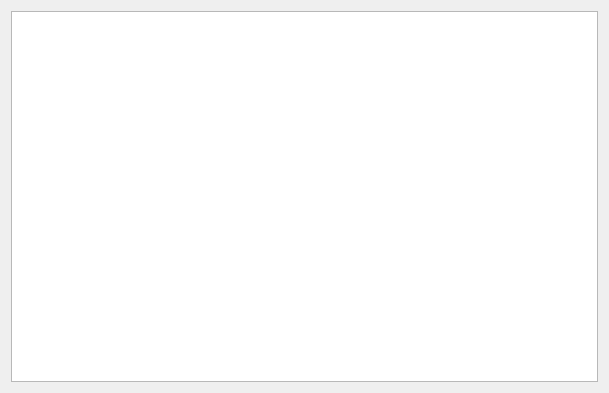
pliniofpa/Profiles_Project, file editcustumerdialog.ui: the form before one commit.
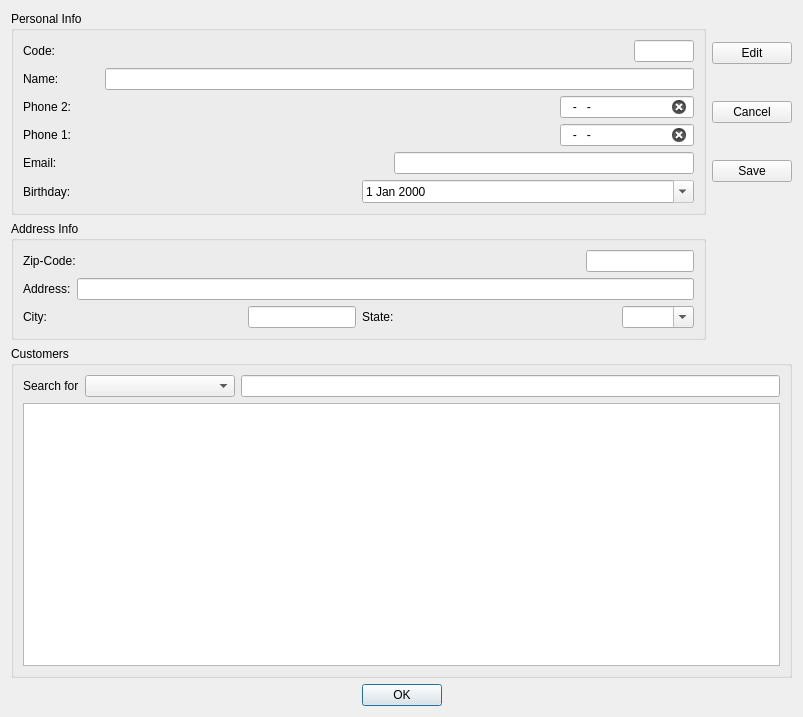
The form after the commit. Icons and pictures are not drawn.

Commit message: Customer Edit Screen being Created Signed-off-by: Plínio Andrade <pliniofernando@hotmail.com>

Diff of the .ui file:
```diff
--- a/editcustumerdialog.ui
+++ b/editcustumerdialog.ui
@@ -6,16 +6,377 @@
    <rect>
     <x>0</x>
     <y>0</y>
-    <width>609</width>
-    <height>393</height>
+    <width>803</width>
+    <height>717</height>
    </rect>
   </property>
   <property name="windowTitle">
    <string>Edit Custumer</string>
   </property>
-  <layout class="QGridLayout" name="gridLayout">
-   <item row="0" column="0">
-    <widget class="QTableView" name="customer_tableView"/>
+  <layout class="QGridLayout" name="gridLayout_4">
+   <item row="2" column="0">
+    <widget class="QGroupBox" name="groupBox_2">
+     <property name="title">
+      <string>Address Info</string>
+     </property>
+     <layout class="QGridLayout" name="gridLayout_2">
+      <item row="0" column="0">
+       <layout class="QHBoxLayout" name="horizontalLayout_6">
+        <item>
+         <widget class="QLabel" name="label_6">
+          <property name="text">
+           <string>Zip-Code:</string>
+          </property>
+          <property name="buddy">
+           <cstring>zip_code_lineEdit_6</cstring>
+          </property>
+         </widget>
+        </item>
+        <item alignment="Qt::AlignRight">
+         <widget class="QLineEdit" name="zip_code_lineEdit_6">
+          <property name="inputMask">
+           <string>99999</string>
+          </property>
+          <property name="clearButtonEnabled">
+           <bool>true</bool>
+          </property>
+         </widget>
+        </item>
+       </layout>
+      </item>
+      <item row="1" column="0">
+       <layout class="QHBoxLayout" name="horizontalLayout_5">
+        <item>
+         <widget class="QLabel" name="label_5">
+          <property name="text">
+           <string>Address:</string>
+          </property>
+          <property name="buddy">
+           <cstring>address_lineEdit_5</cstring>
+          </property>
+         </widget>
+        </item>
+        <item>
+         <widget class="QLineEdit" name="address_lineEdit_5">
+          <property name="clearButtonEnabled">
+           <bool>true</bool>
+          </property>
+         </widget>
+        </item>
+       </layout>
+      </item>
+      <item row="2" column="0">
+       <layout class="QHBoxLayout" name="horizontalLayout_9">
+        <item>
+         <layout class="QHBoxLayout" name="horizontalLayout_8">
+          <item alignment="Qt::AlignLeft">
+           <widget class="QLabel" name="label_8">
+            <property name="text">
+             <string>City:</string>
+            </property>
+            <property name="buddy">
+             <cstring>city_lineEdit_7</cstring>
+            </property>
+           </widget>
+          </item>
+          <item alignment="Qt::AlignRight">
+           <widget class="QLineEdit" name="city_lineEdit_7">
+            <property name="text">
+             <string/>
+            </property>
+            <property name="clearButtonEnabled">
+             <bool>true</bool>
+            </property>
+           </widget>
+          </item>
+         </layout>
+        </item>
+        <item>
+         <layout class="QHBoxLayout" name="horizontalLayout_7">
+          <item alignment="Qt::AlignLeft">
+           <widget class="QLabel" name="label_7">
+            <property name="text">
+             <string>State:</string>
+            </property>
+            <property name="buddy">
+             <cstring>state_comboBox</cstring>
+            </property>
+           </widget>
+          </item>
+          <item alignment="Qt::AlignRight">
+           <widget class="QComboBox" name="state_comboBox">
+            <property name="editable">
+             <bool>true</bool>
+            </property>
+           </widget>
+          </item>
+         </layout>
+        </item>
+       </layout>
+      </item>
+     </layout>
+    </widget>
+   </item>
+   <item row="1" column="0">
+    <widget class="QGroupBox" name="groupBox">
+     <property name="title">
+      <string>Personal Info</string>
+     </property>
+     <layout class="QGridLayout" name="gridLayout">
+      <item row="5" column="0">
+       <layout class="QHBoxLayout" name="horizontalLayout_10">
+        <item alignment="Qt::AlignLeft">
+         <widget class="QLabel" name="label_9">
+          <property name="text">
+           <string>Birthday:</string>
+          </property>
+          <property name="buddy">
+           <cstring>email_lineEdit_4</cstring>
+          </property>
+         </widget>
+        </item>
+        <item>
+         <widget class="QDateEdit" name="birthday_dateEdit">
+          <property name="readOnly">
+           <bool>true</bool>
+          </property>
+          <property name="calendarPopup">
+           <bool>true</bool>
+          </property>
+         </widget>
+        </item>
+       </layout>
+      </item>
+      <item row="1" column="0">
+       <layout class="QHBoxLayout" name="horizontalLayout">
+        <item alignment="Qt::AlignLeft">
+         <widget class="QLabel" name="label">
+          <property name="text">
+           <string>Name:</string>
+          </property>
+         </widget>
+        </item>
+        <item>
+         <spacer name="horizontalSpacer_2">
+          <property name="orientation">
+           <enum>Qt::Horizontal</enum>
+          </property>
+          <property name="sizeType">
+           <enum>QSizePolicy::Fixed</enum>
+          </property>
+          <property name="sizeHint" stdset="0">
+           <size>
+            <width>40</width>
+            <height>20</height>
+           </size>
+          </property>
+         </spacer>
+        </item>
+        <item>
+         <widget class="QLineEdit" name="name_lineEdit_2"/>
+        </item>
+       </layout>
+      </item>
+      <item row="2" column="0">
+       <layout class="QHBoxLayout" name="horizontalLayout_3">
+        <item alignment="Qt::AlignLeft">
+         <widget class="QLabel" name="label_3">
+          <property name="text">
+           <string>Phone 2: </string>
+          </property>
+          <property name="buddy">
+           <cstring>phone2_lineEdit_3</cstring>
+          </property>
+         </widget>
+        </item>
+        <item alignment="Qt::AlignRight">
+         <widget class="QLineEdit" name="phone2_lineEdit_3">
+          <property name="inputMask">
+           <string>999-999-9999</string>
+          </property>
+          <property name="clearButtonEnabled">
+           <bool>true</bool>
+          </property>
+         </widget>
+        </item>
+       </layout>
+      </item>
+      <item row="3" column="0">
+       <layout class="QHBoxLayout" name="horizontalLayout_2">
+        <item alignment="Qt::AlignLeft">
+         <widget class="QLabel" name="label_2">
+          <property name="text">
+           <string>Phone 1: </string>
+          </property>
+          <property name="buddy">
+           <cstring>phone1_lineEdit_2</cstring>
+          </property>
+         </widget>
+        </item>
+        <item alignment="Qt::AlignRight">
+         <widget class="QLineEdit" name="phone1_lineEdit_2">
+          <property name="inputMask">
+           <string>999-999-9999</string>
+          </property>
+          <property name="clearButtonEnabled">
+           <bool>true</bool>
+          </property>
+         </widget>
+        </item>
+       </layout>
+      </item>
+      <item row="4" column="0">
+       <layout class="QHBoxLayout" name="horizontalLayout_4">
+        <item alignment="Qt::AlignLeft">
+         <widget class="QLabel" name="label_4">
+          <property name="text">
+           <string>Email:</string>
+          </property>
+          <property name="buddy">
+           <cstring>email_lineEdit_4</cstring>
+          </property>
+         </widget>
+        </item>
+        <item alignment="Qt::AlignRight">
+         <widget class="QLineEdit" name="email_lineEdit_4">
+          <property name="minimumSize">
+           <size>
+            <width>300</width>
+            <height>0</height>
+           </size>
+          </property>
+          <property name="inputMask">
+           <string/>
+          </property>
+          <property name="clearButtonEnabled">
+           <bool>true</bool>
+          </property>
+         </widget>
+        </item>
+       </layout>
+      </item>
+      <item row="0" column="0">
+       <layout class="QHBoxLayout" name="horizontalLayout_11">
+        <item>
+         <widget class="QLabel" name="label_10">
+          <property name="text">
+           <string>Code:</string>
+          </property>
+         </widget>
+        </item>
+        <item>
+         <spacer name="horizontalSpacer">
+          <property name="orientation">
+           <enum>Qt::Horizontal</enum>
+          </property>
+          <property name="sizeHint" stdset="0">
+           <size>
+            <width>40</width>
+            <height>20</height>
+           </size>
+          </property>
+         </spacer>
+        </item>
+        <item>
+         <widget class="QLineEdit" name="lineEdit">
+          <property name="maximumSize">
+           <size>
+            <width>60</width>
+            <height>16777215</height>
+           </size>
+          </property>
+          <property name="readOnly">
+           <bool>true</bool>
+          </property>
+         </widget>
+        </item>
+       </layout>
+      </item>
+     </layout>
+    </widget>
+   </item>
+   <item row="1" column="1">
+    <layout class="QVBoxLayout" name="verticalLayout">
+     <item>
+      <widget class="QPushButton" name="edit_pushButton">
+       <property name="text">
+        <string>Edit</string>
+       </property>
+       <property name="icon">
+        <iconset resource="resources.qrc">
+         <normaloff>:/images/images/pencil3.png</normaloff>:/images/images/pencil3.png</iconset>
+       </property>
+      </widget>
+     </item>
+     <item>
+      <widget class="QPushButton" name="cancel_pushButton_2">
+       <property name="text">
+        <string>Cancel</string>
+       </property>
+       <property name="icon">
+        <iconset resource="resources.qrc">
+         <normaloff>:/images/images/1413781093_Delete.png</normaloff>:/images/images/1413781093_Delete.png</iconset>
+       </property>
+      </widget>
+     </item>
+     <item>
+      <widget class="QPushButton" name="save_pushButton_3">
+       <property name="text">
+        <string>Save</string>
+       </property>
+       <property name="icon">
+        <iconset resource="resources.qrc">
+         <normaloff>:/images/images/document_save.png</normaloff>:/images/images/document_save.png</iconset>
+       </property>
+      </widget>
+     </item>
+    </layout>
+   </item>
+   <item row="4" column="0" colspan="2">
+    <widget class="QDialogButtonBox" name="buttonBox">
+     <property name="standardButtons">
+      <set>QDialogButtonBox::Ok</set>
+     </property>
+     <property name="centerButtons">
+      <bool>true</bool>
+     </property>
+    </widget>
+   </item>
+   <item row="3" column="0" colspan="2">
+    <widget class="QGroupBox" name="customers_groupBox_3">
+     <property name="title">
+      <string>Customers</string>
+     </property>
+     <layout class="QGridLayout" name="gridLayout_3">
+      <item row="1" column="0">
+       <widget class="QTableView" name="customer_tableView"/>
+      </item>
+      <item row="0" column="0">
+       <layout class="QHBoxLayout" name="horizontalLayout_13">
+        <item>
+         <widget class="QLabel" name="label_11">
+          <property name="text">
+           <string>Search for</string>
+          </property>
+         </widget>
+        </item>
+        <item>
+         <widget class="QComboBox" name="comboBox">
+          <property name="minimumSize">
+           <size>
+            <width>150</width>
+            <height>0</height>
+           </size>
+          </property>
+         </widget>
+        </item>
+        <item>
+         <widget class="QLineEdit" name="search_lineEdit_2"/>
+        </item>
+       </layout>
+      </item>
+     </layout>
+    </widget>
    </item>
   </layout>
  </widget>
```
Left out of the diff: 4 changed lines with no effect on the pictures. The commit also changes 15 other files.
